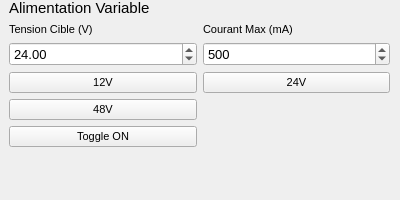
Old version of the form src/UI/widgets/powersupplysetupwidget.ui in the repository Kemsa/RelayTesterRaspberry.
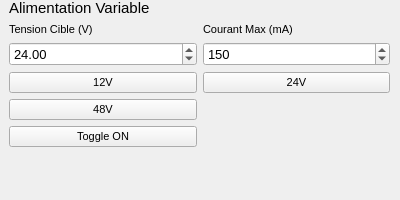
New version of the form. Custom widgets are drawn as their Qt base class.

```diff
--- a/src/UI/widgets/powersupplysetupwidget.ui
+++ b/src/UI/widgets/powersupplysetupwidget.ui
@@ -111,7 +111,7 @@
        <number>2000</number>
       </property>
       <property name="value">
-       <number>500</number>
+       <number>150</number>
       </property>
      </widget>
     </item>
```
